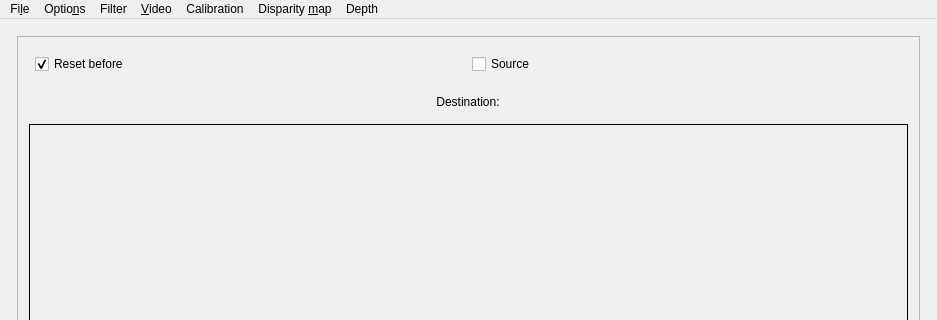
Above: forms/mainwindow.ui from m21-cerutti/ProjetTech2019_Robot before the change; both pictures show x 0 to 937 and y 0 to 320 of the 937 by 621 pixel window. Below: the same form after it.
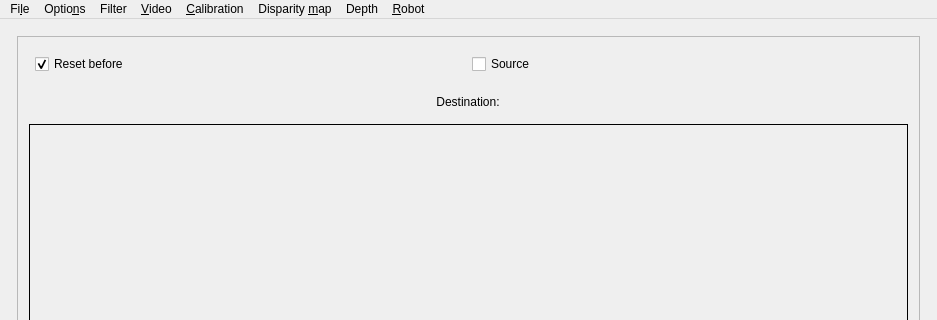
That is the form after the change.

Patch:
```diff
--- a/forms/mainwindow.ui
+++ b/forms/mainwindow.ui
@@ -223,7 +223,7 @@
    </widget>
    <widget class="QMenu" name="menuCameraCalibration">
     <property name="title">
-     <string>Calibration</string>
+     <string>&amp;Calibration</string>
     </property>
     <addaction name="actionCalibration"/>
     <addaction name="actionCalibrationStereo"/>
@@ -261,6 +261,12 @@
     <addaction name="actionDepthBM"/>
     <addaction name="actionDepthSGBM"/>
    </widget>
+   <widget class="QMenu" name="menuRobot">
+    <property name="title">
+     <string>&amp;Robot</string>
+    </property>
+    <addaction name="actionTest_controller"/>
+   </widget>
    <addaction name="menuFile"/>
    <addaction name="menuOptions"/>
    <addaction name="menuFilter"/>
@@ -268,6 +274,7 @@
    <addaction name="menuCameraCalibration"/>
    <addaction name="menuDisparity_map"/>
    <addaction name="menuDepthMap"/>
+   <addaction name="menuRobot"/>
   </widget>
   <widget class="QStatusBar" name="statusbar"/>
   <action name="actionOpen">
```
Left out of the diff: 11 changed lines with no effect on the pictures.
